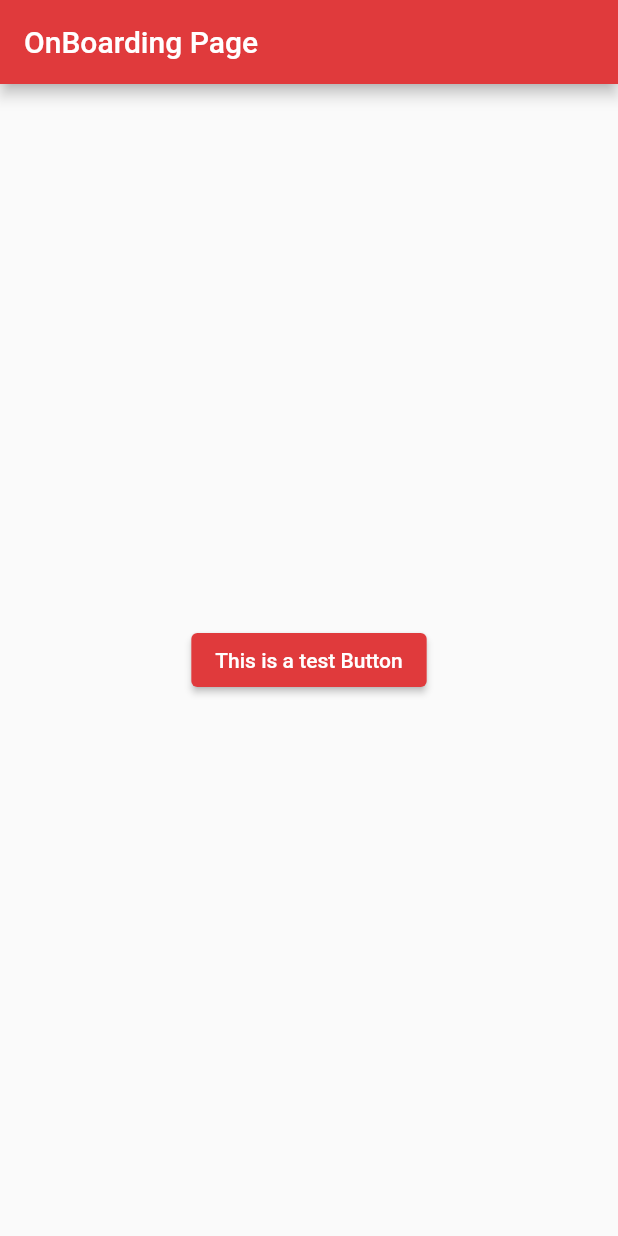
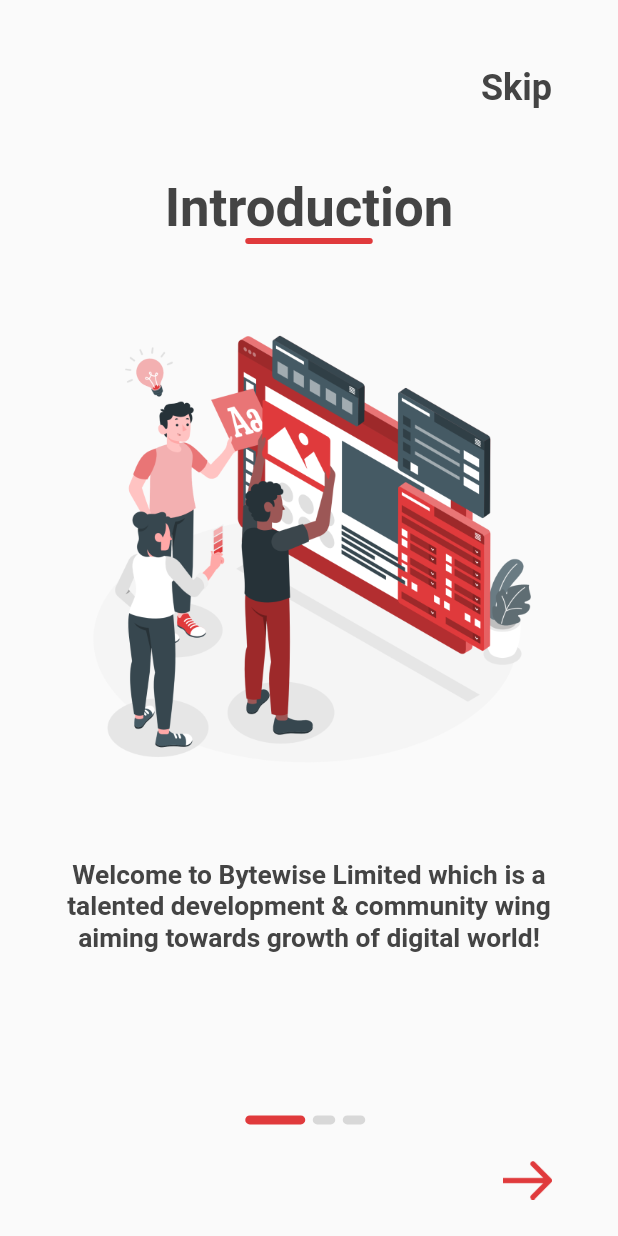
Before and after one commit to hammadalive7/FellowshipApp, a Flutter app: the screen it shows after launch, on a phone screen of 412 x 824 dp. Run offline on Flutter 3.47's test engine with Material 2 defaults, Android fonts, the light colour scheme and no system bars; our stand-ins replace flutter_native_splash.

Commit message:
Adding OnBoarding Screen

```diff
--- /dev/null
+++ b/lib/View/onboard/components/body.dart
@@ -0,0 +1,165 @@
+import 'package:flutter/material.dart';
+import '../../../components/size_config.dart';
+import '../../../theme/colors.dart';
+import './onboard_content.dart';
+
+class Body extends StatefulWidget {
+  @override
+  _BodyState createState() => _BodyState();
+}
+
+class _BodyState extends State<Body> {
+  int currentPage = 0;
+  late PageController _controller;
+
+  @override
+  void initState() {
+    _controller = PageController(initialPage: 0);
+    super.initState();
+  }
+
+  @override
+  void dispose() {
+    _controller.dispose();
+    super.dispose();
+  }
+  List<Map<String, String>> onboardData = [
+    {
+      "text": "Welcome to Bytewise Limited which is a  talented development & community wing aiming towards growth of digital world!",
+      "image": "assets/images/onboard1.png",
+      "heading":"Introduction"
+    },
+    {
+      "text": "Welcome to Bytewise Limited which is a  talented development & community wing aiming towards growth of digital world!",
+      "image": "assets/images/onboard2.png",
+      "heading":"Fellowship"
+    },
+    {
+      "text": "Welcome to Bytewise Limited which is a  talented development & community wing aiming towards growth of digital world!",
+      "image": "assets/images/onboard3.png",
+      "heading":"Job Offers"
+    },
+  ];
+  @override
+  Widget build(BuildContext context) {
+    return SafeArea(
+      child: SizedBox(
+        width: double.infinity,
+        child: Padding(
+          padding: EdgeInsets.symmetric(
+              horizontal:getProportionateScreenWidth(20),
+    ),
+          child: Column(
+            children: <Widget>[
+              Expanded(
+                child: Column(
+                  mainAxisAlignment: MainAxisAlignment.center,
+                  crossAxisAlignment: CrossAxisAlignment.end,
+                  children: [
+                    Align(
+                      alignment: Alignment.topRight,
+                      child:Padding(
+                        padding: EdgeInsets.symmetric(
+                            horizontal: getProportionateScreenWidth(20)),
+                        child:GestureDetector(
+                            onTap:(){
+                              // Navigator.pushReplacement(
+                              //             context,
+                              //             MaterialPageRoute(
+                              // builder: (context) => HomeScreen()));
+                            },
+                            child:const Text('Skip',
+                              style: TextStyle(
+                                  color: accent,
+                                  fontWeight: FontWeight.w700,
+                                  fontSize: 24
+                              )
+                              ,)
+                        ),
+                      ),
+                    ),
+                  ]
+              ),
+              ),
+              Expanded(
+                flex: 5,
+                child: PageView.builder(
+                  controller: _controller,
+                  onPageChanged: (value) {
+                    setState(() {
+                      currentPage = value;
+                    });
+                  },
+                  itemCount: onboardData.length,
+                  itemBuilder: (context, index) => onboardContent(
+                    image: onboardData[index]["image"],
+                    text: onboardData[index]['text'],
+                    heading: onboardData[index]['heading'],
+                  ),
+                ),
+              ),
+              Expanded(
+                flex: 1,
+                child: Padding(
+                  padding: EdgeInsets.symmetric(
+                      horizontal: getProportionateScreenWidth(20)),
+                  child: Column(
+                    children: <Widget>[
+                      Spacer(),
+                      Row(
+                        mainAxisAlignment: MainAxisAlignment.center,
+                        children: List.generate(
+                          onboardData.length,
+                              (index) => buildDot(index: index),
+                        ),
+                      ),
+                      Row(
+                        mainAxisAlignment: MainAxisAlignment.end,
+                        children: [
+                          Align(
+                            alignment: Alignment.bottomRight,
+                            child:Padding(
+                              padding: EdgeInsets.symmetric(
+                                  vertical: getProportionateScreenWidth(20)),
+                                  child:GestureDetector(
+                                    onTap:(){
+                                      _controller.nextPage(
+                                        duration: Duration(milliseconds: 200),
+                                        curve: Curves.bounceIn,
+                                      );
+                                  },
+                                  child:Image.asset(
+                                    'assets/images/Arrow1.png',
+                                    height: getProportionateScreenHeight(30),
+                                    width: getProportionateScreenWidth(30),
+                                  ),
+                              ),
+                            ),
+                          )
+                        ],
+                      ),
+                      // Spacer(),
+                    ],
+                  ),
+                ),
+              ),
+            ],
+          ),
+        ),
+      ),
+    );
+  }
+
+  AnimatedContainer buildDot({int? index}) {
+    return AnimatedContainer(
+      duration: Duration(milliseconds: 200),
+      margin: EdgeInsets.only(right: 5),
+      height: 6,
+      width: currentPage == index ? 40 : 15,
+      decoration: BoxDecoration(
+        color: currentPage == index ? Theme.of(context).colorScheme.primary : Color(0xFFD8D8D8),
+        borderRadius: BorderRadius.circular(3),
+      ),
+    );
+  }
+}
--- /dev/null
+++ b/lib/View/onboard/components/onboard_content.dart
@@ -0,0 +1,50 @@
+import 'package:flutter/material.dart';
+import '../../../theme/colors.dart';
+import '../../../components/size_config.dart';
+
+class onboardContent extends StatelessWidget {
+  const onboardContent({
+    Key? key,
+    this.text,
+    this.image,
+    this.heading,
+  }) : super(key: key);
+  final String? text, image,heading;
+
+  @override
+  Widget build(BuildContext context) {
+    return Column(
+      children: <Widget>[
+
+        Text(
+          heading!,
+          style: Theme.of(context).textTheme.bodyLarge!.copyWith(fontSize: getProportionateScreenWidth(32),)
+        ),
+        Container(
+          width:85,
+          height: 4,
+          margin: const EdgeInsets.only(
+              bottom: 25
+          ),
+          decoration: const BoxDecoration(
+            color:primary,
+            borderRadius: BorderRadius.all(Radius.circular(3)),
+          ),
+        ),
+        Image.asset(
+          image!,
+          height: getProportionateScreenHeight(350),
+          width: getProportionateScreenWidth(285),
+        ),
+        SizedBox(
+          height:  getProportionateScreenHeight(30),
+        ),
+        Text(
+          text!,
+          style: Theme.of(context).textTheme.bodyLarge!.copyWith(fontSize: getProportionateScreenWidth(16)),
+           textAlign: TextAlign.center
+        ),
+      ],
+    );
+  }
+}
--- /dev/null
+++ b/lib/View/onboard/onboarding_page.dart
@@ -0,0 +1,21 @@
+import 'package:flutter/material.dart';
+import '../../components/size_config.dart';
+import './components/body.dart';
+
+
+class OnBoardingPage extends StatefulWidget {
+  const OnBoardingPage({Key? key}) : super(key: key);
+  @override
+  State<OnBoardingPage> createState() => _OnBoardingPageState();
+}
+
+class _OnBoardingPageState extends State<OnBoardingPage> {
+  @override
+  Widget build(BuildContext context) {
+    SizeConfig().init(context);
+    return Scaffold(
+      body: Body(),
+    );
+  }
+
+}
--- a/lib/View/onboarding_page.dart
+++ /dev/null
@@ -1,22 +0,0 @@
-import 'package:flutter/material.dart';
-
-class OnBoardingPage extends StatelessWidget {
-  const OnBoardingPage({Key? key}) : super(key: key);
-
-  @override
-  Widget build(BuildContext context) {
-    return Scaffold(
-      appBar: AppBar(
-        title: const Text('OnBoarding Page'),
-      ),
-      body: Center(
-        child: ElevatedButton(
-          onPressed: () {
-            Navigator.pushNamed(context, '/home');
-          },
-          child: const Text('This is a test Button'),
-        ),
-      ),
-    );
-  }
-}
--- /dev/null
+++ b/lib/components/size_config.dart
@@ -0,0 +1,30 @@
+import 'package:flutter/material.dart';
+
+class SizeConfig {
+  static late MediaQueryData _mediaQueryData;
+  static late double screenWidth = 0;
+  static late double screenHeight = 0;
+  static double? defaultSize;
+  static Orientation? orientation;
+
+  void init(BuildContext context) {
+    _mediaQueryData = MediaQuery.of(context);
+    screenWidth = _mediaQueryData.size.width;
+    screenHeight = _mediaQueryData.size.height;
+    orientation = _mediaQueryData.orientation;
+  }
+}
+
+// Get the proportionate height as per screen size
+double getProportionateScreenHeight(double inputHeight) {
+  double screenHeight = SizeConfig.screenHeight;
+  // 812 is the layout height that designer use
+  return (inputHeight / 812.0) * screenHeight;
+}
+
+// Get the proportionate width as per screen size
+double getProportionateScreenWidth(double inputWidth) {
+  double screenWidth = SizeConfig.screenWidth;
+  // 375 is the layout width that designer use
+  return (inputWidth / 375.0) * screenWidth;
+}
--- a/lib/main.dart
+++ b/lib/main.dart
@@ -1,6 +1,6 @@
 import 'package:flutter/material.dart';
 import './theme/theme_data.dart';
-import 'View/onboarding_page.dart';
+import 'View/onboard/onboarding_page.dart';
 import 'package:flutter_native_splash/flutter_native_splash.dart';
 
 void main() {
--- a/lib/theme/colors.dart
+++ b/lib/theme/colors.dart
@@ -23,4 +23,4 @@
   500: Color(_accentColor),
   600: Color(0xFF3E3E3E),
 });
-const int _accentColor = 0xFFFFCBCB;
+const int _accentColor = 0xFF444444;
--- a/lib/theme/theme_data.dart
+++ b/lib/theme/theme_data.dart
@@ -5,5 +5,11 @@
 colorScheme: ColorScheme.fromSwatch(
   primarySwatch: primary,
   accentColor: accent,
-)
+),
+    textTheme:const TextTheme(
+    bodyLarge:TextStyle(
+    color: accent,
+    fontWeight: FontWeight.w700
+),
+),
 );
--- a/pubspec.yaml
+++ b/pubspec.yaml
@@ -67,7 +67,7 @@
 #   To add assets to your application, add an assets section, like this:
   assets:
 #    - images/a_dot_burr.jpeg
-    - assets/images/logo.png
+    - assets/images/
 
   # An image asset can refer to one or more resolution-specific "variants", see
   # https://flutter.dev/assets-and-images/#resolution-aware
```
Also changed, not shown: assets/images/Arrow1.png (added), assets/images/onboard1.png (added), assets/images/onboard2.png (added), assets/images/onboard3.png (added), 3 other files.
